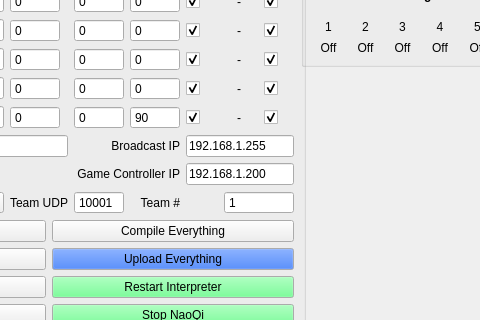
Qt form tools/UTNaoTool/TeamConfigWindow.ui (LARG/robotics-2018) before a commit; both pictures show x 219 to 699 and y 164 to 484 of the 782 by 592 pixel window.
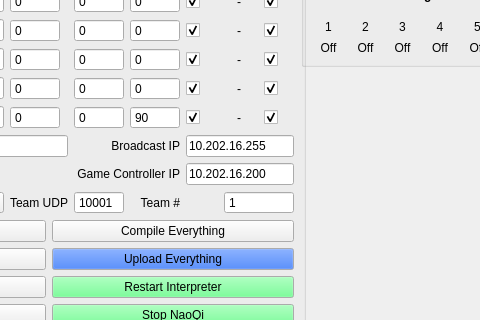
The same form after that commit. Icons and pictures are not drawn.

What changed in the file:
```diff
--- a/tools/UTNaoTool/TeamConfigWindow.ui
+++ b/tools/UTNaoTool/TeamConfigWindow.ui
@@ -1463,7 +1463,7 @@
           <bool>true</bool>
          </property>
          <property name="text">
-          <string>192.168.1.255</string>
+          <string>10.202.16.255</string>
          </property>
         </widget>
        </item>
@@ -1490,7 +1490,7 @@
           <bool>true</bool>
          </property>
          <property name="text">
-          <string>192.168.1.200</string>
+          <string>10.202.16.200</string>
          </property>
         </widget>
        </item>
```
